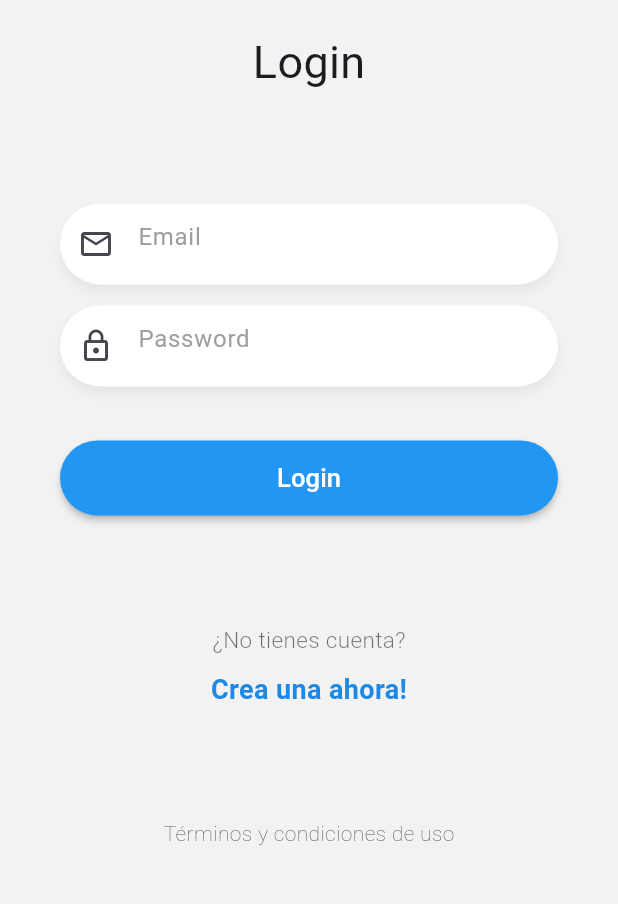
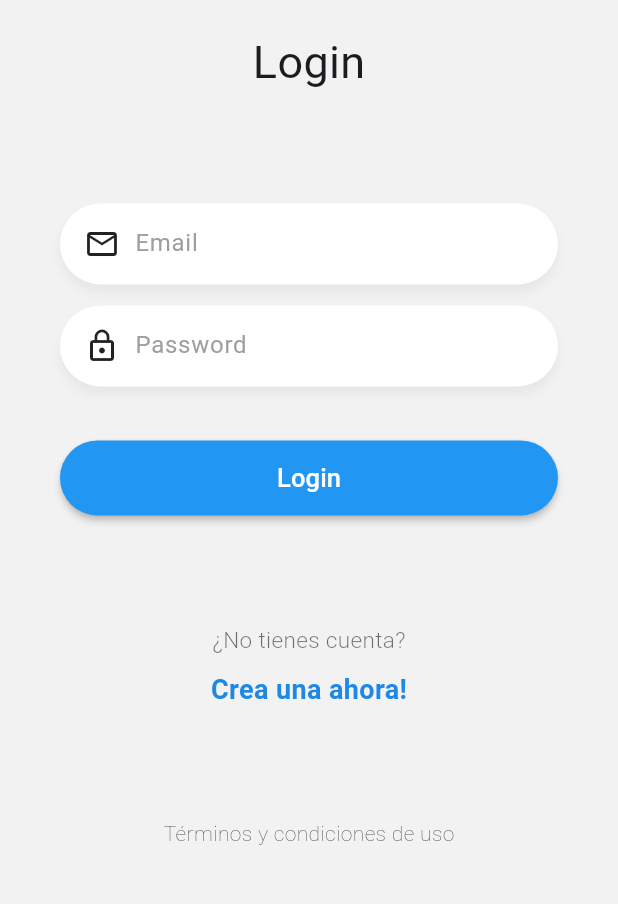
Before and after one commit to luismilopez10/realtime-chat-frontend, a Flutter app: the LoginScreen screen opened directly, on a phone screen of 412 x 824 dp, the part 251-1155 px from its top. Run offline on Flutter 3.47's test engine with Material 3 defaults, Android fonts, the phone set to English and light mode, and no system bars; our stand-ins replace flutter_secure_storage, pull_to_refresh, socket_io_client; missing offline and left inert: emoji_regex; accounts and stored records are empty; network calls fail.

Commit message:
Fix custom input layout

```diff
--- a/lib/services/auth_service.dart
+++ b/lib/services/auth_service.dart
@@ -141,6 +141,7 @@ class AuthService with ChangeNotifier {
       return true;
     }
 
+    log(resp.body, name: 'errorMessage');
     logout();
     return false;
   }
--- a/lib/widgets/custom_input.dart
+++ b/lib/widgets/custom_input.dart
@@ -21,7 +21,7 @@ class CustomInput extends StatelessWidget {
   @override
   Widget build(BuildContext context) {
     return Container(
-      padding: const EdgeInsets.only(top: 3.0, bottom: 3.0, right: 15.0),
+      padding: const EdgeInsets.symmetric(vertical: 3.0, horizontal: 16.0),
       decoration: BoxDecoration(
         color: Colors.white,
         borderRadius: BorderRadius.circular(30.0),
@@ -32,6 +32,11 @@ class CustomInput extends StatelessWidget {
               blurRadius: 5.0)
         ],
       ),
+      child: Row(
+        children: [
+          Icon(icon),
+          const SizedBox(width: 10.0),
+          Expanded(
             child: TextFormField(
               controller: controller,
               autocorrect: false,
@@ -39,7 +44,7 @@ class CustomInput extends StatelessWidget {
               textCapitalization: textCapitalization,
               obscureText: obscureText,
               decoration: InputDecoration(
-          prefixIcon: Icon(icon),
+                // prefixIcon: Icon(icon),
                 border: InputBorder.none,
                 hintText: hintText,
                 hintStyle: const TextStyle(
@@ -47,6 +52,9 @@ class CustomInput extends StatelessWidget {
                 ),
               ),
             ),
+          ),
+        ],
+      ),
     );
   }
 }
```
Lines whose indentation alone changed are shown as unchanged.
